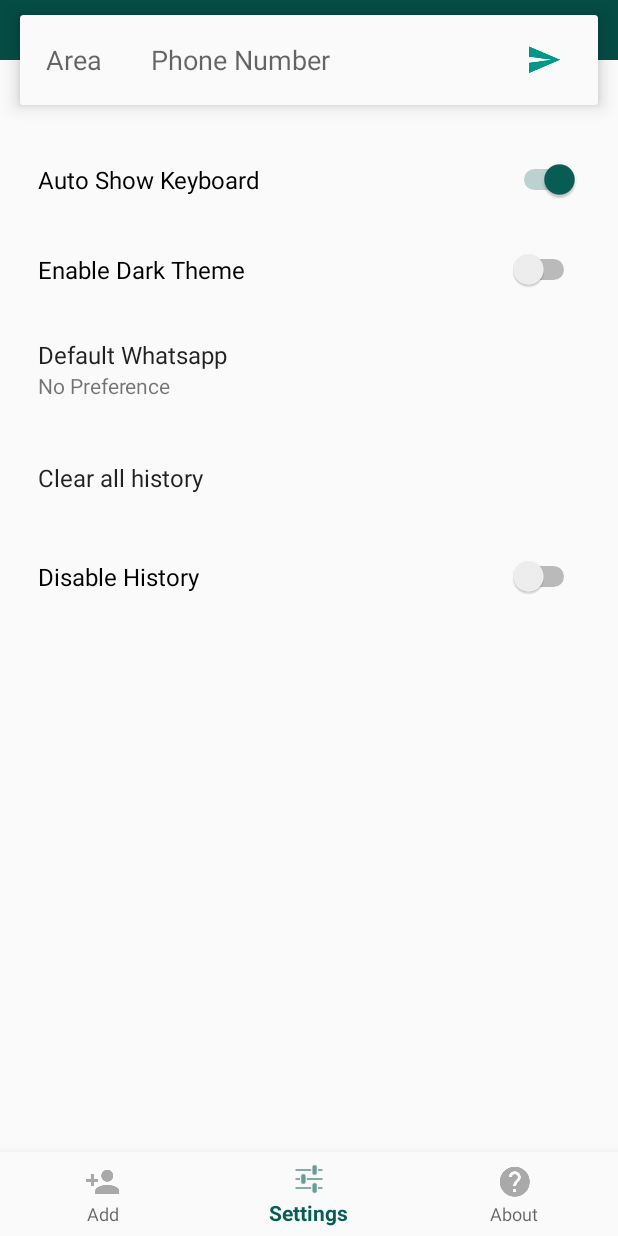
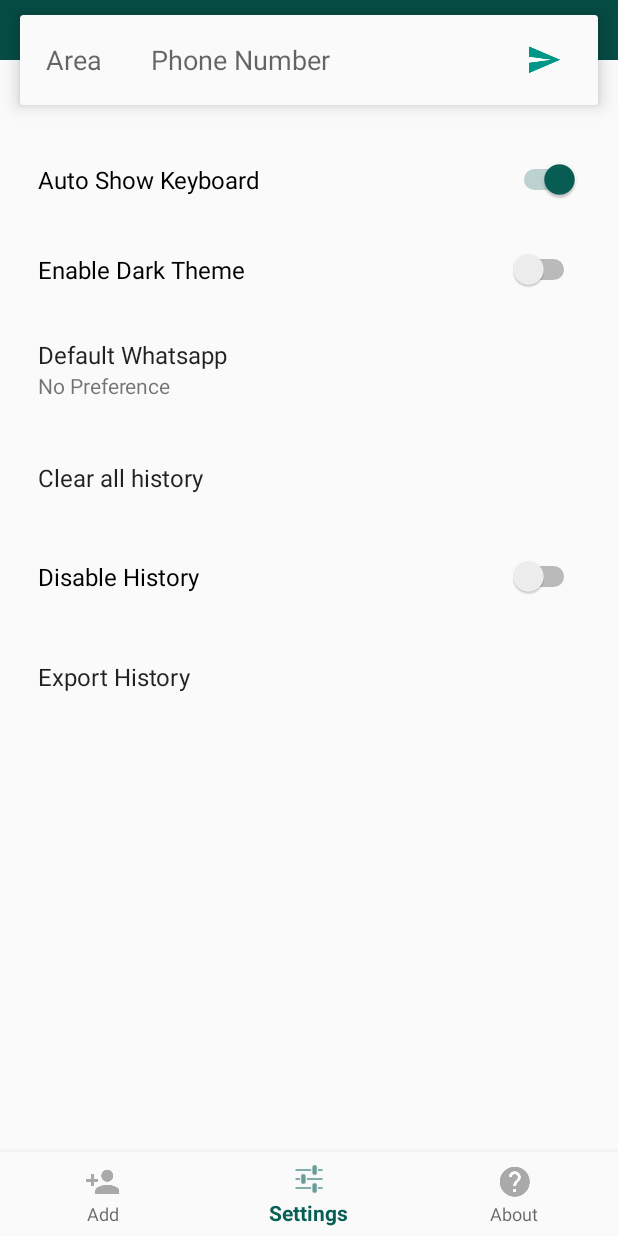
Before and after one commit to louislam/whatsadd, an Android app: the screen it shows after launch (KotlinMainActivity), item 2 of the bottom bar chosen, on a phone screen of 412 x 824 dp. Run offline under Robolectric (Android 15) with nearby library versions, the phone set to English and light mode, and no system bars; libraries missing offline, so code that uses them is left out: net.louislam.android; 13 statements that could not run were skipped.

Commit message:
export csv

```diff
--- a/app-base/build.gradle
+++ b/app-base/build.gradle
@@ -52,7 +52,7 @@ dependencies {
     implementation 'com.google.code.gson:gson:2.8.5'
     implementation "org.jetbrains.anko:anko-commons:0.10.6"
     implementation "org.jetbrains.anko:anko-design:0.10.6"
-    implementation 'com.karumi:dexter:5.0.0'
+    implementation 'com.opencsv:opencsv:4.3'
 }
 repositories {
     mavenCentral()
--- a/app-base/src/main/java/net/louislam/whatsadd/KotlinMainActivity.kt
+++ b/app-base/src/main/java/net/louislam/whatsadd/KotlinMainActivity.kt
@@ -19,13 +19,18 @@ import android.util.Log
 import android.view.View
 import android.view.inputmethod.EditorInfo
 import android.widget.Toast
+import com.google.gson.GsonBuilder
+import com.google.gson.JsonParser
 import kotlinx.android.synthetic.main.activity_main.*
 import kotlinx.android.synthetic.main.setting_page.*
 import net.louislam.android.L
 import net.louislam.android.LStorage
 import org.jetbrains.anko.*
+import org.json.JSONObject
+import java.io.File
 import java.io.UnsupportedEncodingException
 import java.net.URLEncoder
+import java.text.SimpleDateFormat
 import java.util.*
 
 class KotlinMainActivity : MainActivity() {
@@ -147,6 +152,48 @@ class KotlinMainActivity : MainActivity() {
                 }.show().setCancelable(false)
             } else {
                 historyAdapter.disable = false
+            }
+        }
+
+        exportButton.setOnClickListener {
+            val formats = listOf("CSV", "JSON")
+            selector(getString(R.string.export_format), formats) { _, i ->
+                val format = formats[i]
+
+                try {
+
+                    // Make Folder
+                    val file = getExternalFilesDir(null)
+                    val file2 = File(file, "export")
+                    var filename = ""
+                    file2.mkdirs()
+
+                    val sdf = SimpleDateFormat("yyyyMMdd-hhmmss")
+                    val date = sdf.format(Date())
+
+                    if (format == "JSON") {
+                        filename = "export-$date.json"
+                        val file3 = File(file2, filename)
+
+                        val rootObj = JSONObject(historyAdapter.getJSON()!!)
+
+                        val gson = GsonBuilder().setPrettyPrinting().create();
+                        val jp =  JsonParser();
+                        val je = jp.parse(rootObj.getJSONObject("hashMap").toString());
+                        file3.writeText(gson.toJson(je))
+
+
+                    } else if (format == "CSV") {
+                        filename = "export-$date.csv"
+                        val file3 = File(file2, filename)
+                        historyAdapter.saveCSV(file3)
+
+                    }
+
+                    longToast("Saved: ${filename}")
+                } catch (ex : java.lang.Exception) {
+                    alert("Cannot write file: ${ex.message}").show();
+                }
             }
         }
 
--- a/app-base/src/main/java/net/louislam/whatsadd/MapArrayList.kt
+++ b/app-base/src/main/java/net/louislam/whatsadd/MapArrayList.kt
@@ -8,6 +8,10 @@ class MapArrayList<K, V> {
 
     init {
 
+    }
+
+    operator fun iterator() : MutableIterator<MutableMap.MutableEntry<K, V>> {
+        return hashMap.iterator()
     }
 
     fun add(index: Int, key : K, element: V) {
--- a/app-base/src/main/res/layout/setting_page.xml
+++ b/app-base/src/main/res/layout/setting_page.xml
@@ -111,10 +111,8 @@
                 android:paddingBottom="25dp">
 
                 <TextView
-                    android:id="@+id/textView4"
                     android:layout_width="wrap_content"
                     android:layout_height="wrap_content"
-
                     android:layout_marginStart="25dp"
                     android:layout_marginEnd="25dp"
                     android:layout_weight="1"
@@ -146,6 +144,30 @@
 
             </LinearLayout>
 
+            <LinearLayout
+                android:id="@+id/exportButton"
+                android:layout_width="match_parent"
+                android:layout_height="wrap_content"
+                android:background="@drawable/ripple_rect"
+                android:clickable="true"
+                android:focusable="true"
+                android:gravity="left"
+                android:orientation="vertical"
+                android:paddingTop="25dp"
+                android:paddingBottom="25dp">
+
+                <TextView
+                    android:layout_width="wrap_content"
+                    android:layout_height="wrap_content"
+                    android:layout_marginStart="25dp"
+                    android:layout_marginEnd="25dp"
+                    android:layout_weight="1"
+                    android:text="@string/export_history"
+                    android:textAppearance="@style/TextAppearance.AppCompat.Large"
+                    android:textSize="16sp" />
+
+            </LinearLayout>
+
         </LinearLayout>
 
 
--- a/app-base/src/main/res/values/strings.xml
+++ b/app-base/src/main/res/values/strings.xml
@@ -24,4 +24,6 @@
     <string name="theme_changed">Theme changed</string>
     <string name="are_you_sure">Are you sure?</string>
     <string name="cleared">Cleared</string>
+    <string name="export_history">Export History</string>
+    <string name="export_format">Export Format</string>
 </resources>
```
Also changed, not shown: app-base/src/main/java/net/louislam/whatsadd/HistoryAdapter.kt (+25 -5 lines), app-base/src/main/java/net/louislam/whatsadd/L2.kt (+7 -2 lines), 3 other files.
